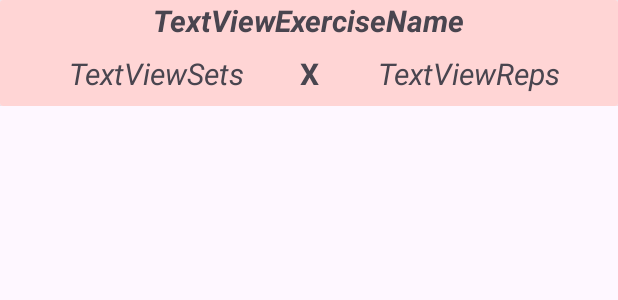
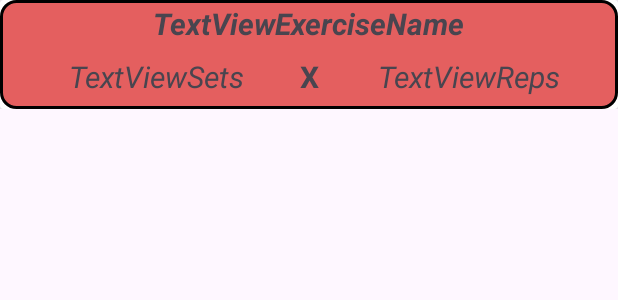
Before and after one commit to Venom-0ff/FitChallenge, an Android app: the layout recycler_routine_item.xml on its own in the app's theme, with its tools: preview values and no code run, on a phone screen of 412 x 824 dp. Shown: the top 300 px of the screen. Run offline under Robolectric (Android 15) with nearby library versions, the phone set to English and light mode, and no system bars.

Commit message:
Finished up routines

```diff
--- /dev/null
+++ b/app/src/main/res/drawable/layout_bg.xml
@@ -0,0 +1,7 @@
+<?xml version="1.0" encoding="UTF-8"?>
+<shape xmlns:android="http://schemas.android.com/apk/res/android">
+    <solid android:color="#E45F5F"/>
+    <stroke android:width="2dp" android:color="@color/black" />
+    <corners android:radius="10dp"/>
+    <padding android:left="0dp" android:top="2dp" android:right="0dp" android:bottom="0dp" />
+</shape>
--- a/app/src/main/res/layout/activity_routines.xml
+++ b/app/src/main/res/layout/activity_routines.xml
@@ -36,6 +36,8 @@
         android:id="@+id/returnToMenuR"
         android:layout_width="wrap_content"
         android:layout_height="wrap_content"
+        android:layout_marginStart="16dp"
+        android:layout_marginBottom="16dp"
         android:clickable="true"
         app:layout_constraintBottom_toBottomOf="parent"
         app:layout_constraintStart_toStartOf="parent"
--- a/app/src/main/res/layout/recycler_routine_item.xml
+++ b/app/src/main/res/layout/recycler_routine_item.xml
@@ -16,7 +16,7 @@
         <androidx.constraintlayout.widget.ConstraintLayout
             android:layout_width="match_parent"
             android:layout_height="wrap_content"
-            android:background="#FFD5D5">
+            android:background="@drawable/layout_bg">
 
             <TextView
                 android:id="@+id/textViewExerciseName"
```
Also changed, not shown: app/src/main/java/com/workoutwizards/fitchallenge/RoutinesActivity.kt (+58 -18 lines), 1 other file.
